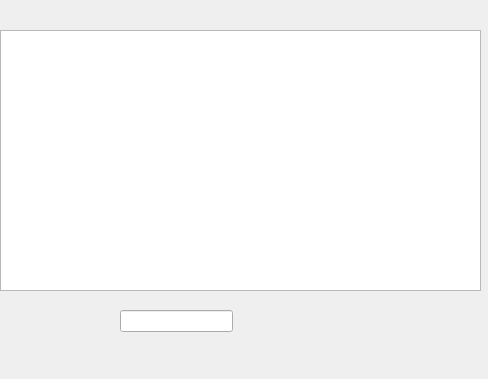
Above: memory.ui from Mark-Clegg/EM1802 before the change. Below: the same form after it.
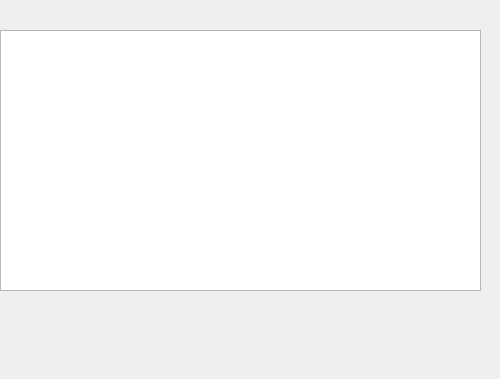
That is the form after the change.

Patch:
```diff
--- a/memory.ui
+++ b/memory.ui
@@ -6,10 +6,16 @@
    <rect>
     <x>0</x>
     <y>0</y>
-    <width>488</width>
+    <width>500</width>
     <height>379</height>
    </rect>
   </property>
+  <property name="minimumSize">
+   <size>
+    <width>500</width>
+    <height>35</height>
+   </size>
+  </property>
   <property name="features">
    <set>QDockWidget::DockWidgetFloatable|QDockWidget::DockWidgetMovable</set>
   </property>
@@ -33,16 +39,6 @@
      <set>Qt::TextSelectableByKeyboard|Qt::TextSelectableByMouse</set>
     </property>
    </widget>
-   <widget class="QLineEdit" name="lineEdit">
-    <property name="geometry">
-     <rect>
-      <x>120</x>
-      <y>310</y>
-      <width>113</width>
-      <height>22</height>
-     </rect>
-    </property>
-   </widget>
   </widget>
  </widget>
  <resources/>
```
